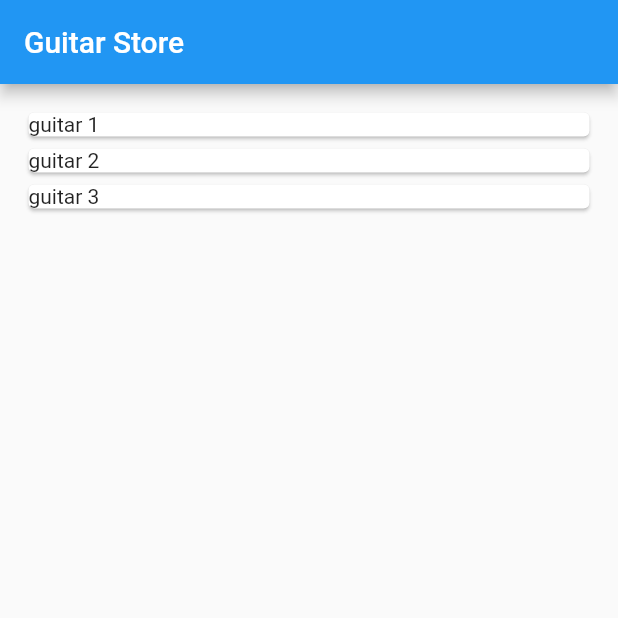
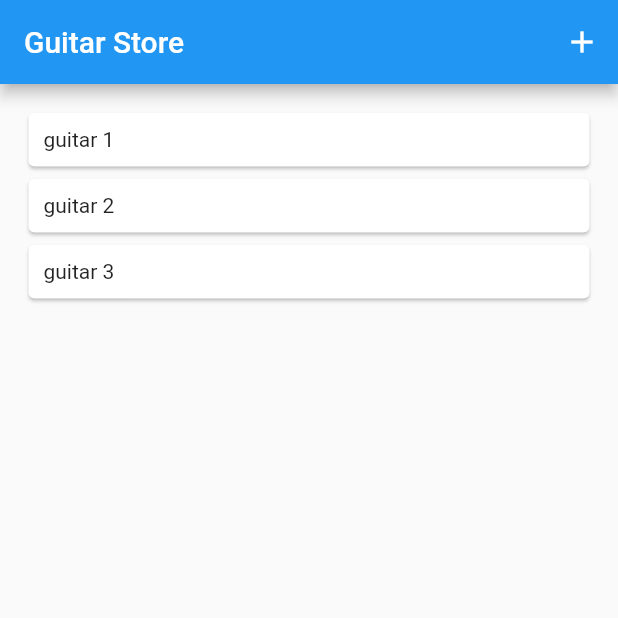
Before and after one commit to nilldiggonto/flutter2.2-integrated-with-django3.2-CRUD, a Flutter app: the screen it shows after launch, on a phone screen of 412 x 824 dp, the top half of it. Run offline on Flutter 3.47's test engine with Material 2 defaults, Android fonts, the light colour scheme and no system bars.

Commit message:
Navigation fetch data

```diff
--- a/flutter/todo_app/lib/homeScreen.dart
+++ b/flutter/todo_app/lib/homeScreen.dart
@@ -1,5 +1,6 @@
 import 'package:flutter/material.dart';
 import 'package:provider/provider.dart';
+import 'package:todo_app/guitar/add_data.dart';
 import 'package:todo_app/guitar/global_state.dart';
 
 class HomeScreen extends StatelessWidget {
@@ -9,6 +10,20 @@ class HomeScreen extends StatelessWidget {
     return Scaffold(
       appBar: AppBar(
         title: Text('Guitar Store'),
+        actions: [
+          IconButton(
+            icon: Icon(Icons.add),
+            onPressed: () {
+              Navigator.of(context).pushNamed('/add');
+
+              // Navigator.of(context).push(
+              //   MaterialPageRoute(
+              //     builder: (context) => AddData(),
+              //   ),
+              // );
+            },
+          ),
+        ],
       ),
       body: Padding(
         padding: EdgeInsets.all(15),
@@ -16,7 +31,10 @@ class HomeScreen extends StatelessWidget {
           itemCount: getData.length,
           itemBuilder: (context, index) {
             return Card(
-              child: Text("${getData[index]}"),
+              child: Padding(
+                padding: const EdgeInsets.all(10.0),
+                child: Text("${getData[index]}"),
+              ),
             );
           },
         ),
--- a/flutter/todo_app/lib/main.dart
+++ b/flutter/todo_app/lib/main.dart
@@ -1,5 +1,6 @@
 import 'package:flutter/material.dart';
 import 'package:provider/provider.dart';
+import 'package:todo_app/guitar/add_data.dart';
 import 'package:todo_app/guitar/global_state.dart';
 import 'package:todo_app/homescreen.dart';
 
@@ -14,7 +15,12 @@ class MyApp extends StatelessWidget {
       create: (context) => GuitarState(),
       child: MaterialApp(
         debugShowCheckedModeBanner: false,
-        home: HomeScreen(),
+        // home: HomeScreen(),
+        routes: {
+          '/': (context) => HomeScreen(),
+          // '/add': (context) => AddData(),
+          AddData.routerName: (context) => AddData(),
+        },
       ),
     );
   }
```
Also changed, not shown: flutter/todo_app/lib/guitar/add_data.dart (added, +45 -0 lines).
